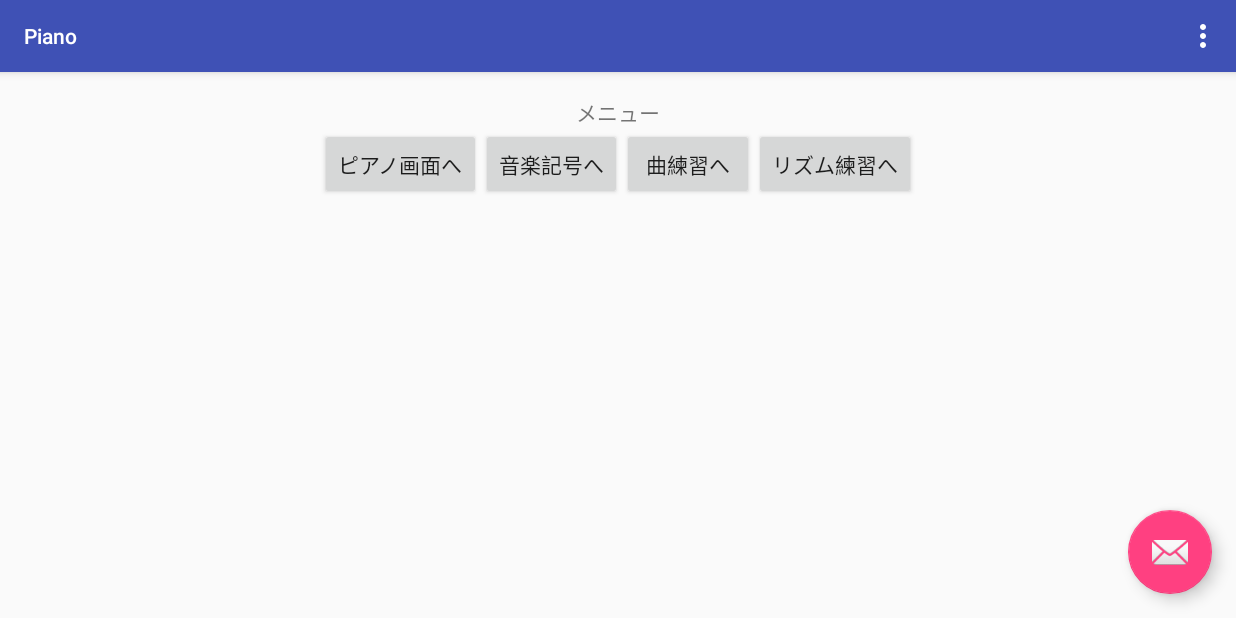
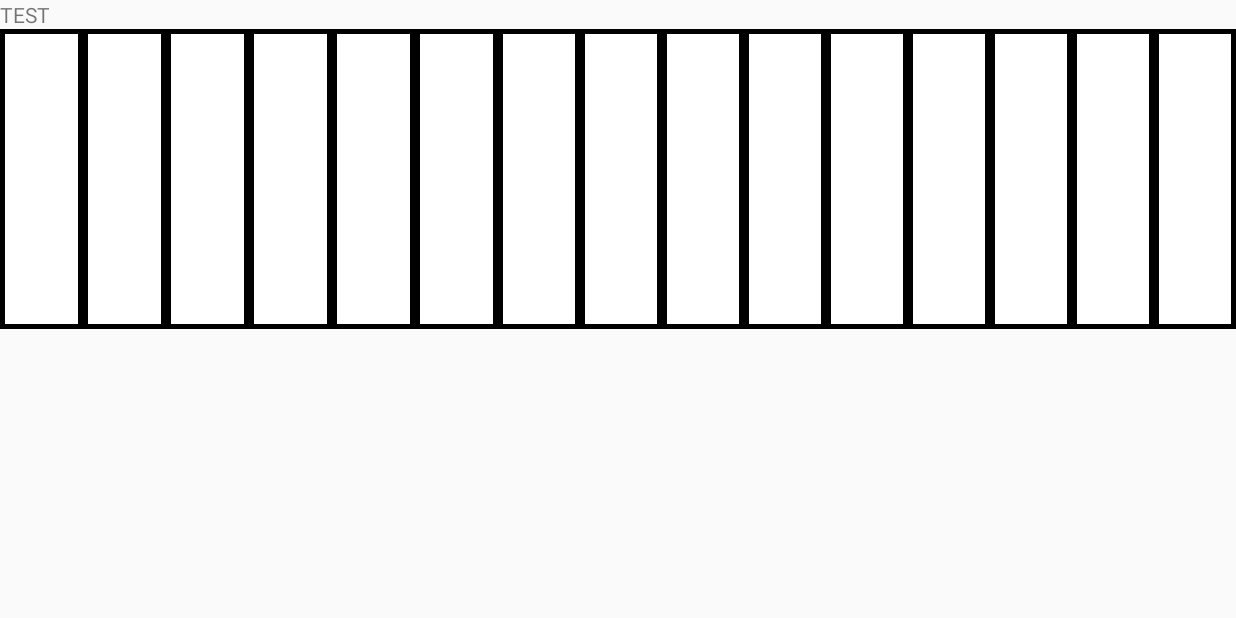
Before and after one commit to i08maeda/Piano, an Android app: the screen it shows after launch (PianoActivity before the commit, MusicPracticeActivity after it), after a tap on "ピアノ画面へ", on a phone screen of 824 x 412 dp (held sideways). Run offline under Robolectric (Android 15) with nearby library versions, the phone set to English and light mode, and no system bars.

Commit message:
曲練習画面の白鍵のみ配置

```diff
--- a/app/src/main/AndroidManifest.xml
+++ b/app/src/main/AndroidManifest.xml
@@ -9,7 +9,7 @@
         android:supportsRtl="true"
         android:theme="@style/AppTheme">
         <activity
-            android:name=".PianoActivity"
+            android:name=".MainActivity"
             android:label="@string/app_name"
             android:theme="@style/AppTheme.NoActionBar"
             android:screenOrientation="landscape">
@@ -19,6 +19,10 @@
                 <category android:name="android.intent.category.LAUNCHER" />
             </intent-filter>
         </activity>
+        <activity
+            android:name=".MusicPracticeActivity"
+            android:label="@string/app_name">
+        </activity>
     </application>
 
 </manifest>
--- a/app/src/main/java/app/naoyuki/piano/PianoActivity.java
+++ b/app/src/main/java/app/naoyuki/piano/MainActivity.java
@@ -1,5 +1,6 @@
 package app.naoyuki.piano;
 
+import android.content.Intent;
 import android.os.Bundle;
 import android.support.design.widget.FloatingActionButton;
 import android.support.design.widget.Snackbar;
@@ -11,7 +12,7 @@ import android.view.MenuItem;
 import android.widget.Button;
 import android.widget.Toast;
 
-public class PianoActivity extends AppCompatActivity {
+public class MainActivity extends AppCompatActivity {
 
     @Override
     protected void onCreate(Bundle savedInstanceState) {
@@ -25,7 +26,9 @@ public class PianoActivity extends AppCompatActivity {
         piano_btn.setOnClickListener(new View.OnClickListener() {
             @Override
             public void onClick(View v) {
-                Toast.makeText(PianoActivity.this, "Click", Toast.LENGTH_LONG).show();
+                Intent intent=new Intent(MainActivity.this, MusicPracticeActivity.class);
+                startActivity(intent);
+                //Toast.makeText(MainActivity.this, "Click", Toast.LENGTH_LONG).show();
             }
         });
 
--- /dev/null
+++ b/app/src/main/java/app/naoyuki/piano/MusicPracticeActivity.java
@@ -0,0 +1,35 @@
+package app.naoyuki.piano;
+
+import android.app.Activity;
+import android.os.Bundle;
+import android.support.v7.widget.Toolbar;
+import android.view.View;
+import android.widget.Button;
+
+/**
+ * Created by Naoyuki on 2016/04/03.
+ */
+public class MusicPracticeActivity extends Activity{
+    @Override
+    protected void onCreate(Bundle savedInstanceState) {
+        super.onCreate(savedInstanceState);
+        setContentView(R.layout.music_practice);
+        Toolbar toolbar = (Toolbar) findViewById(R.id.toolbar);
+
+        Button c_key=(Button)findViewById(R.id.c);
+        Button d_key=(Button)findViewById(R.id.d);
+        Button e_key=(Button)findViewById(R.id.e);
+        Button f_key=(Button)findViewById(R.id.f);
+        Button g_key=(Button)findViewById(R.id.g);
+        Button a_key=(Button)findViewById(R.id.a);
+        Button h_key=(Button)findViewById(R.id.h);
+        Button high_c_key=(Button)findViewById(R.id.high_c);
+        Button high_d_key=(Button)findViewById(R.id.high_d);
+        Button high_e_key=(Button)findViewById(R.id.high_e);
+        Button high_f_key=(Button)findViewById(R.id.high_f);
+        Button high_g_key=(Button)findViewById(R.id.high_g);
+        Button high_a_key=(Button)findViewById(R.id.high_a);
+        Button high_h_key=(Button)findViewById(R.id.high_h);
+        Button high_d_c_key=(Button)findViewById(R.id.high_d_c);
+    }
+}
--- /dev/null
+++ b/app/src/main/res/drawable/white_key_color.xml
@@ -0,0 +1,21 @@
+<?xml version="1.0" encoding="utf-8"?>
+<selector xmlns:android="http://schemas.android.com/apk/res/android">
+    <item
+        android:state_pressed="false">
+        <shape android:shape="rectangle">
+            <stroke
+                android:width="3dp"
+                android:color="@color/black"/>
+            <solid android:color="@color/white"/>
+        </shape>
+    </item>
+    <item
+        android:state_pressed="true">
+        <shape android:shape="rectangle">
+            <stroke
+                android:width="3dp"
+                android:color="@color/black"/>
+            <solid android:color="@color/pink"/>
+        </shape>
+    </item>
+</selector>
--- a/app/src/main/res/layout/activity_piano.xml
+++ b/app/src/main/res/layout/activity_piano.xml
@@ -5,7 +5,7 @@
     android:layout_width="match_parent"
     android:layout_height="match_parent"
     android:fitsSystemWindows="true"
-    tools:context="app.naoyuki.piano.PianoActivity">
+    tools:context=".MainActivity">
 
     <android.support.design.widget.AppBarLayout
         android:layout_width="match_parent"
--- a/app/src/main/res/layout/content_piano.xml
+++ b/app/src/main/res/layout/content_piano.xml
@@ -9,7 +9,7 @@
     android:paddingRight="@dimen/activity_horizontal_margin"
     android:paddingTop="@dimen/activity_vertical_margin"
     app:layout_behavior="@string/appbar_scrolling_view_behavior"
-    tools:context="app.naoyuki.piano.PianoActivity"
+    tools:context=".MainActivity"
     tools:showIn="@layout/activity_piano">
 
     <LinearLayout
--- /dev/null
+++ b/app/src/main/res/layout/music_practice.xml
@@ -0,0 +1,105 @@
+<?xml version="1.0" encoding="utf-8"?>
+<LinearLayout xmlns:android="http://schemas.android.com/apk/res/android"
+    android:orientation="vertical" android:layout_width="match_parent"
+    android:layout_height="match_parent">
+
+    <TextView
+        android:layout_width="match_parent"
+        android:layout_height="wrap_content"
+        android:text="TEST"/>
+    <LinearLayout
+        android:layout_width="match_parent"
+        android:layout_height="wrap_content">
+        <Button
+            android:id="@+id/c"
+            android:layout_width="match_parent"
+            android:layout_height="200dp"
+            android:background="@drawable/white_key_color"
+            android:layout_weight="1"/>
+        <Button
+            android:id="@+id/d"
+            android:layout_width="match_parent"
+            android:layout_height="200dp"
+            android:background="@drawable/white_key_color"
+            android:layout_weight="1"/>
+        <Button
+            android:id="@+id/e"
+            android:layout_width="match_parent"
+            android:layout_height="200dp"
+            android:background="@drawable/white_key_color"
+            android:layout_weight="1"/>
+        <Button
+            android:id="@+id/f"
+            android:layout_width="match_parent"
+            android:layout_height="200dp"
+            android:background="@drawable/white_key_color"
+            android:layout_weight="1"/>
+        <Button
+            android:id="@+id/g"
+            android:layout_width="match_parent"
+            android:layout_height="200dp"
+            android:background="@drawable/white_key_color"
+            android:layout_weight="1"/>
+        <Button
+            android:id="@+id/a"
+            android:layout_width="match_parent"
+            android:layout_height="200dp"
+            android:background="@drawable/white_key_color"
+            android:layout_weight="1"/>
+        <Button
+            android:id="@+id/h"
+            android:layout_width="match_parent"
+            android:layout_height="200dp"
+            android:background="@drawable/white_key_color"
+            android:layout_weight="1"/>
+        <Button
+            android:id="@+id/high_c"
+            android:layout_width="match_parent"
+            android:layout_height="200dp"
+            android:background="@drawable/white_key_color"
+            android:layout_weight="1"/>
+        <Button
+            android:id="@+id/high_d"
+            android:layout_width="match_parent"
+            android:layout_height="200dp"
+            android:background="@drawable/white_key_color"
+            android:layout_weight="1"/>
+        <Button
+            android:id="@+id/high_e"
+            android:layout_width="match_parent"
+            android:layout_height="200dp"
+            android:background="@drawable/white_key_color"
+            android:layout_weight="1"/>
+        <Button
+            android:id="@+id/high_f"
+            android:layout_width="match_parent"
+            android:layout_height="200dp"
+            android:background="@drawable/white_key_color"
+            android:layout_weight="1"/>
+        <Button
+            android:id="@+id/high_g"
+            android:layout_width="match_parent"
+            android:layout_height="200dp"
+            android:background="@drawable/white_key_color"
+            android:layout_weight="1"/>
+        <Button
+            android:id="@+id/high_a"
+            android:layout_width="match_parent"
+            android:layout_height="200dp"
+            android:background="@drawable/white_key_color"
+            android:layout_weight="1"/>
+        <Button
+            android:id="@+id/high_h"
+            android:layout_width="match_parent"
+            android:layout_height="200dp"
+            android:background="@drawable/white_key_color"
+            android:layout_weight="1"/>
+        <Button
+            android:id="@+id/high_d_c"
+            android:layout_width="match_parent"
+            android:layout_height="200dp"
+            android:background="@drawable/white_key_color"
+            android:layout_weight="1"/>
+    </LinearLayout>
+
+</LinearLayout>
--- a/app/src/main/res/menu/menu_piano.xml
+++ b/app/src/main/res/menu/menu_piano.xml
@@ -1,7 +1,7 @@
 <menu xmlns:android="http://schemas.android.com/apk/res/android"
     xmlns:app="http://schemas.android.com/apk/res-auto"
     xmlns:tools="http://schemas.android.com/tools"
-    tools:context="app.naoyuki.piano.PianoActivity">
+    tools:context=".MainActivity">
     <item
         android:id="@+id/action_settings"
         android:orderInCategory="100"
--- a/app/src/main/res/values/colors.xml
+++ b/app/src/main/res/values/colors.xml
@@ -3,4 +3,7 @@
     <color name="colorPrimary">#3F51B5</color>
     <color name="colorPrimaryDark">#303F9F</color>
     <color name="colorAccent">#FF4081</color>
+    <color name="white">#FFFFFF</color>
+    <color name="pink">#FF4081</color>
+    <color name="black">#000000</color>
 </resources>
```
